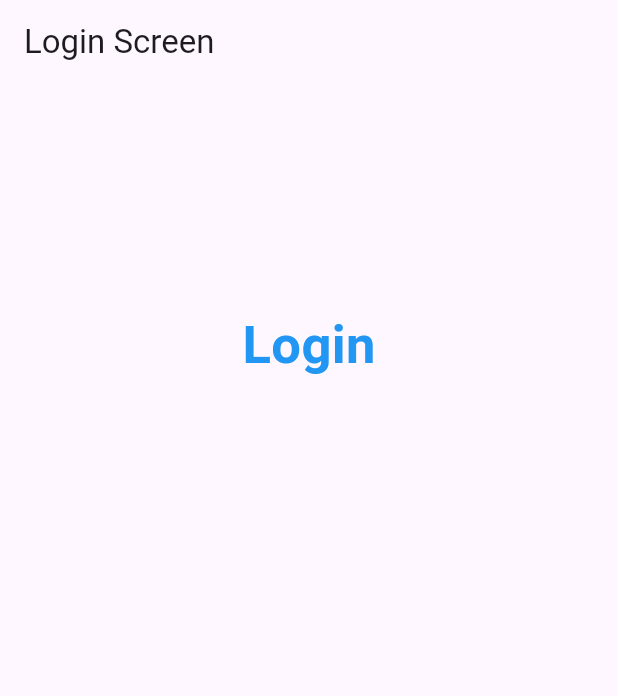
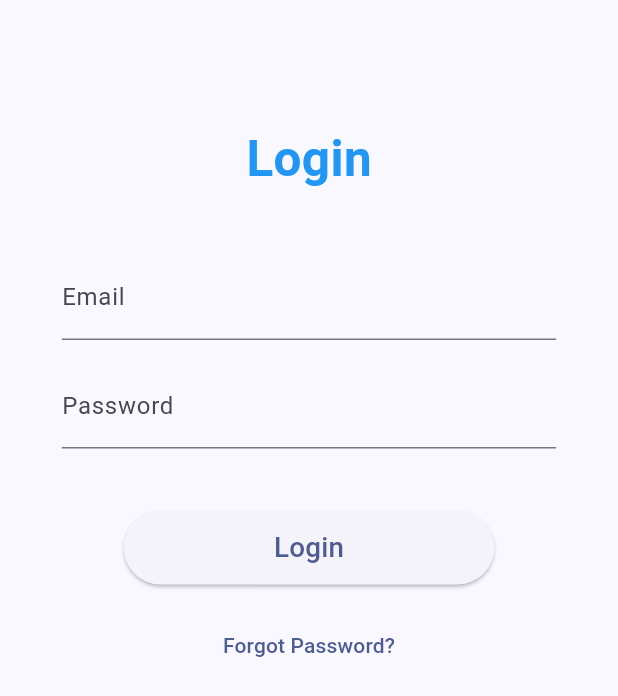
Before and after one commit to Drews-World/ratsnest, a Flutter app: the screen it shows after launch, on a phone screen of 412 x 824 dp. Shown: the top 696 px of the screen. Run offline on Flutter 3.47's test engine with Material 3 defaults, Android fonts, the phone set to English and light mode, and no system bars.

Commit message:
Made text & box sizing dynamic, and linked current pages.

```diff
--- a/ratsnestv1/lib/LoginScreen/login.dart
+++ b/ratsnestv1/lib/LoginScreen/login.dart
@@ -3,163 +3,86 @@ import 'package:ratsnestv1/LoginScreen/create_account.dart';
 import 'package:ratsnestv1/LoginScreen/forgot_Password.dart';
 import 'package:ratsnestv1/LoginScreen/home_screen.dart';
 
+import 'package:flutter/material.dart';
+
 class LoginScreen extends StatefulWidget {
-  const LoginScreen();
   @override
-  State<LoginScreen> createState() => _LoginScreen();
+  _LoginScreenState createState() => _LoginScreenState();
 }
 
-class _LoginScreen extends State<LoginScreen> {
-  final emailController = TextEditingController();
-  final passwordController = TextEditingController();
+class _LoginScreenState extends State<LoginScreen> {
+  final TextEditingController emailController = TextEditingController();
+  final TextEditingController passwordController = TextEditingController();
 
   @override
   Widget build(BuildContext context) {
-    return MaterialApp(
-      home: Scaffold(
-          appBar: AppBar(
-            title: Text('Login Screen'),
-          ),
-          body: Column(
+    final screenWidth = MediaQuery.of(context).size.width;
+    final screenHeight = MediaQuery.of(context).size.height;
+
+    return Scaffold(
+      body: SingleChildScrollView(
+        child: Center(
+          child: Padding(
+            padding: EdgeInsets.symmetric(horizontal: screenWidth * 0.1),
+            child: Column(
               mainAxisAlignment: MainAxisAlignment.center,
-            crossAxisAlignment: CrossAxisAlignment.center,
               children: [
+                SizedBox(height: screenHeight * 0.1),
                 Text(
                   'Login',
                   style: TextStyle(
-                    fontSize: 35,
+                    fontSize: screenWidth * 0.08,
+                    fontWeight: FontWeight.bold,
                     color: Colors.blue,
-                    fontWeight: FontWeight.bold),
                   ),
-              Padding(
-                padding:
-                    const EdgeInsets.symmetric(vertical: 20, horizontal: 300),
-                child: Form(
-                  child: Column(
-                    children: [
-                      // Email Textbox
-
-                      Padding(
-                        padding: const EdgeInsets.symmetric(
-                            vertical: 20, horizontal: 750),
-                        child: TextFormField(
-                          keyboardType: TextInputType.emailAddress,
+                ),
+                SizedBox(height: screenHeight * 0.05),
+                TextField(
+                  controller: emailController,
                   decoration: InputDecoration(
                     labelText: 'Email',
-                            hintText: 'Enter Email',
-                            prefixIcon: Icon(Icons.email_sharp),
-                            border: OutlineInputBorder(),
-                            suffixIcon: IconButton(
-                                onPressed: () {
-                                  emailController.clear();
-                                },
-                                icon: Icon(Icons.clear)),
-                          ),
-                          onChanged: (String value) {},
-                          validator: (value) {
-                            return value!.isEmpty ? 'Enter an Email' : null;
-                          },
-                          controller: emailController,
                   ),
                 ),
-
-                      // Password Textbox
-
-                      Padding(
-                        padding: const EdgeInsets.symmetric(
-                            vertical: 20, horizontal: 750),
-                        child: TextFormField(
-                          keyboardType: TextInputType.visiblePassword,
+                SizedBox(height: screenHeight * 0.02),
+                TextField(
+                  controller: passwordController,
+                  obscureText: true,
                   decoration: InputDecoration(
                     labelText: 'Password',
-                            hintText: 'Enter Password',
-                            prefixIcon: Icon(Icons.password_sharp),
-                            border: OutlineInputBorder(),
-                            suffixIcon: IconButton(
-                                onPressed: () {
-                                  passwordController.clear();
-                                },
-                                icon: Icon(Icons.clear)),
-                          ),
-                          onChanged: (String value) {},
-                          validator: (value) {
-                            return value!.isEmpty ? 'Enter a Password' : null;
-                          },
-                          controller: passwordController,
                   ),
                 ),
-
-                      // Login Button
-                      Padding(
-                        padding: const EdgeInsets.symmetric(
-                            vertical: 10, horizontal: 750),
-                        child: MaterialButton(
-                          minWidth: double.infinity,
+                SizedBox(height: screenHeight * 0.05),
+                Container(
+                  width: screenWidth * 0.6,
+                  height: screenHeight * 0.06,
+                  child: ElevatedButton(
                     onPressed: () {
-                            // Button Logic to Login
-                            if (emailController.text.isNotEmpty &&
-                                passwordController.text.isNotEmpty) {
-                              Navigator.pushReplacement(
+                      Navigator.push(
                       context,
-                                  MaterialPageRoute(
-                                      builder: (context) => HomeScreen()));
-                            }
+                      MaterialPageRoute(builder: (context) => HomeScreen()),
+                      );
                     },
-                          color: Colors.blue,
-                          textColor: Colors.black,
-                          child: Text('Login'),
+                    child: Text(
+                      'Login',
+                      style: TextStyle(fontSize: screenWidth * 0.045),
                     ),
                   ),
-                      Padding(
-                        padding: const EdgeInsets.symmetric(
-                            vertical: 10, horizontal: 750),
-                        child: Expanded(
-                          child: Row(
-                            mainAxisAlignment: MainAxisAlignment.spaceBetween,
-                            children: [
-                              // Create Account Link
-
+                ),
+                SizedBox(height: screenHeight * 0.02),
                 TextButton(
                   onPressed: () {
-                                    Navigator.pushReplacement(
+                     Navigator.push(
                       context,
-                                        MaterialPageRoute(
-                                            builder: (context) =>
-                                                CreateAccount()));
+                      MaterialPageRoute(builder: (context) => ForgotPassword()),
+                    );
                   },
-                                  style: TextButton.styleFrom(
-                                      overlayColor: Colors.transparent),
-                                  child: Text('Create Account',
-                                      style: TextStyle(
-                                          decoration: TextDecoration.underline,
-                                          color: Colors.black))),
-
-                              // Forgot Password Link
-
-                              TextButton(
-                                  onPressed: () {
-                                    Navigator.pushReplacement(
-                                        context,
-                                        MaterialPageRoute(
-                                            builder: (context) =>
-                                                ForgotPassword()));
-                                  },
-                                  style: TextButton.styleFrom(
-                                      overlayColor: Colors.transparent),
-                                  child: Text('Forgot Password',
-                                      style: TextStyle(
-                                          decoration: TextDecoration.underline,
-                                          color: Colors.black))),
+                  child: Text('Forgot Password?'),
+                ),
               ],
             ),
           ),
-                      )
-                    ],
         ),
       ),
-              )
-            ],
-          )),
     );
   }
 }
```
Also changed, not shown: ratsnestv1/lib/LoginScreen/forgot_Password.dart (+30 -57 lines). Lines whose indentation alone changed are shown as unchanged.
